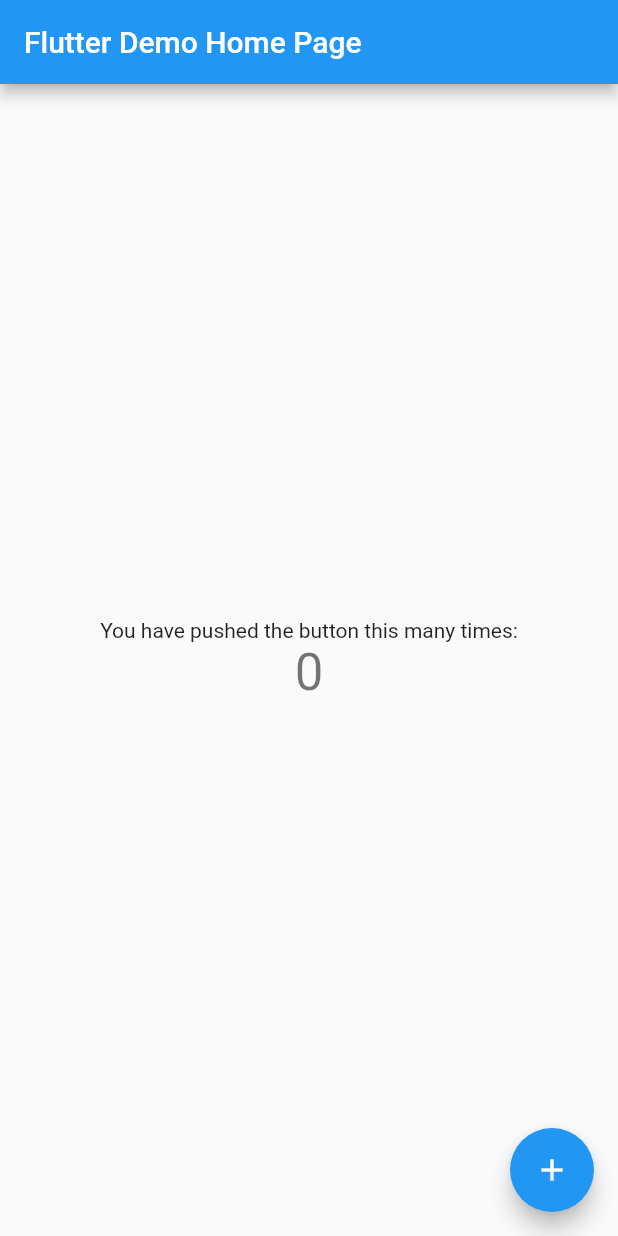
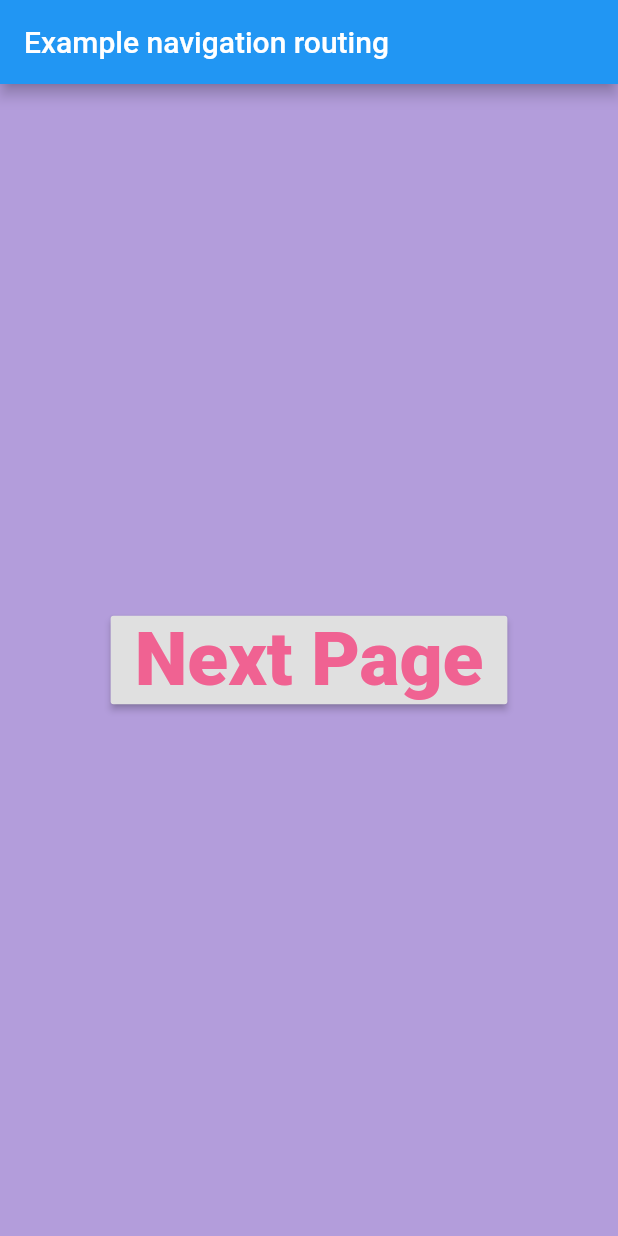
Before and after one commit to sanayut123/navigation_and_routing, a Flutter app: the screen it shows after launch, on a phone screen of 412 x 824 dp. Run offline on Flutter 3.47's test engine with Material 2 defaults, Android fonts, the phone set to English and light mode, and no system bars.

```diff
--- a/lib/main.dart
+++ b/lib/main.dart
@@ -10,108 +10,56 @@ class MyApp extends StatelessWidget {
   Widget build(BuildContext context) {
     return MaterialApp(
       title: 'Flutter Demo',
-      theme: ThemeData(
-        // This is the theme of your application.
-        //
-        // Try running your application with "flutter run". You'll see the
-        // application has a blue toolbar. Then, without quitting the app, try
-        // changing the primarySwatch below to Colors.green and then invoke
-        // "hot reload" (press "r" in the console where you ran "flutter run",
-        // or simply save your changes to "hot reload" in a Flutter IDE).
-        // Notice that the counter didn't reset back to zero; the application
-        // is not restarted.
-        primarySwatch: Colors.blue,
-        // This makes the visual density adapt to the platform that you run
-        // the app on. For desktop platforms, the controls will be smaller and
-        // closer together (more dense) than on mobile platforms.
-        visualDensity: VisualDensity.adaptivePlatformDensity,
-      ),
-      home: MyHomePage(title: 'Flutter Demo Home Page'),
+      home: MyHomePage(),
     );
   }
 }
 
-class MyHomePage extends StatefulWidget {
-  MyHomePage({Key key, this.title}) : super(key: key);
-
-  // This widget is the home page of your application. It is stateful, meaning
-  // that it has a State object (defined below) that contains fields that affect
-  // how it looks.
-
-  // This class is the configuration for the state. It holds the values (in this
-  // case the title) provided by the parent (in this case the App widget) and
-  // used by the build method of the State. Fields in a Widget subclass are
-  // always marked "final".
-
-  final String title;
-
-  @override
-  _MyHomePageState createState() => _MyHomePageState();
-}
-
-class _MyHomePageState extends State<MyHomePage> {
-  int _counter = 0;
-
-  void _incrementCounter() {
-    setState(() {
-      // This call to setState tells the Flutter framework that something has
-      // changed in this State, which causes it to rerun the build method below
-      // so that the display can reflect the updated values. If we changed
-      // _counter without calling setState(), then the build method would not be
-      // called again, and so nothing would appear to happen.
-      _counter++;
-    });
-  }
-
+class MyHomePage extends StatelessWidget {
   @override
   Widget build(BuildContext context) {
-    // This method is rerun every time setState is called, for instance as done
-    // by the _incrementCounter method above.
-    //
-    // The Flutter framework has been optimized to make rerunning build methods
-    // fast, so that you can just rebuild anything that needs updating rather
-    // than having to individually change instances of widgets.
     return Scaffold(
       appBar: AppBar(
-        // Here we take the value from the MyHomePage object that was created by
-        // the App.build method, and use it to set our appbar title.
-        title: Text(widget.title),
+        title: Text('Example navigation routing'),
       ),
-      body: Center(
-        // Center is a layout widget. It takes a single child and positions it
-        // in the middle of the parent.
-        child: Column(
-          // Column is also a layout widget. It takes a list of children and
-          // arranges them vertically. By default, it sizes itself to fit its
-          // children horizontally, and tries to be as tall as its parent.
-          //
-          // Invoke "debug painting" (press "p" in the console, choose the
-          // "Toggle Debug Paint" action from the Flutter Inspector in Android
-          // Studio, or the "Toggle Debug Paint" command in Visual Studio Code)
-          // to see the wireframe for each widget.
-          //
-          // Column has various properties to control how it sizes itself and
-          // how it positions its children. Here we use mainAxisAlignment to
-          // center the children vertically; the main axis here is the vertical
-          // axis because Columns are vertical (the cross axis would be
-          // horizontal).
-          mainAxisAlignment: MainAxisAlignment.center,
-          children: <Widget>[
-            Text(
-              'You have pushed the button this many times:',
+      body: Container(
+        child: Center(
+          child: RaisedButton(
+            child: Text(
+              'Next Page',
+              style: TextStyle(
+                color: Colors.pink[300],
+                fontSize: 50.0,
+                fontWeight: FontWeight.w800
+              ),
             ),
-            Text(
-              '$_counter',
-              style: Theme.of(context).textTheme.headline4,
-            ),
-          ],
+            onPressed: (){
+              Navigator.push(
+                context,
+                MaterialPageRoute(
+                  builder: (context) =>  NextPage()
+                )
+              );
+            }
+          ),
         ),
+        color: Colors.deepPurple[200],
       ),
-      floatingActionButton: FloatingActionButton(
-        onPressed: _incrementCounter,
-        tooltip: 'Increment',
-        child: Icon(Icons.add),
-      ), // This trailing comma makes auto-formatting nicer for build methods.
     );
   }
 }
+
+
+class NextPage extends StatelessWidget {
+  @override
+  Widget build(BuildContext context) {
+    return Scaffold(
+      appBar: AppBar(
+        title: Text('Page 1'),
+      ),
+      body: Container(
+        color: Colors.red[300],
+      ),
+    );
+  }
+}
```
